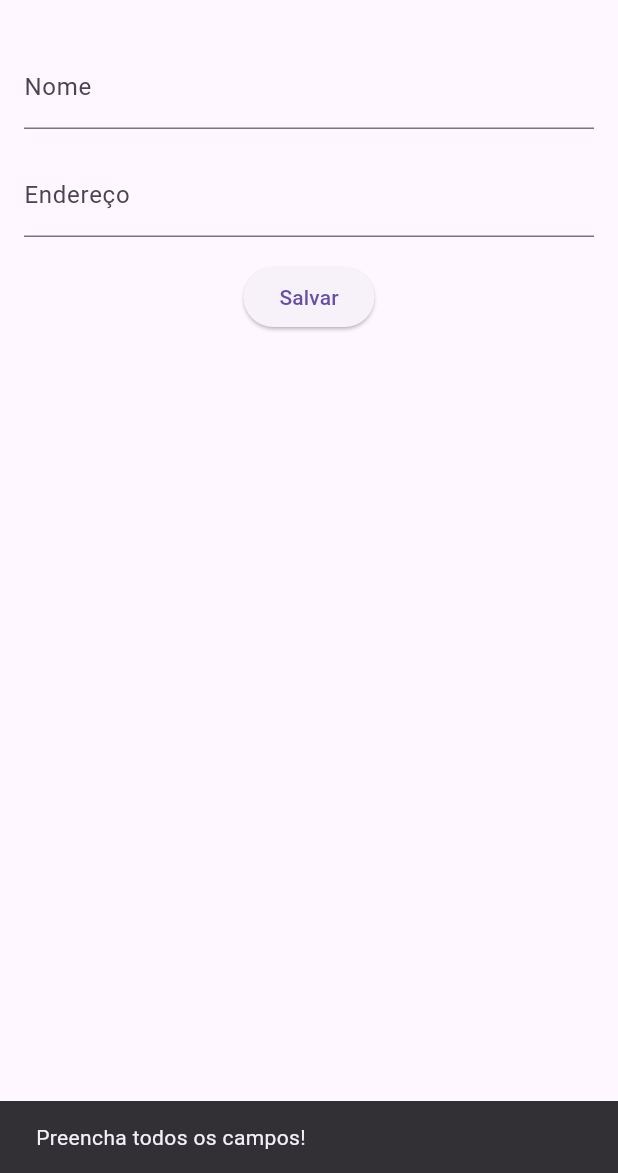
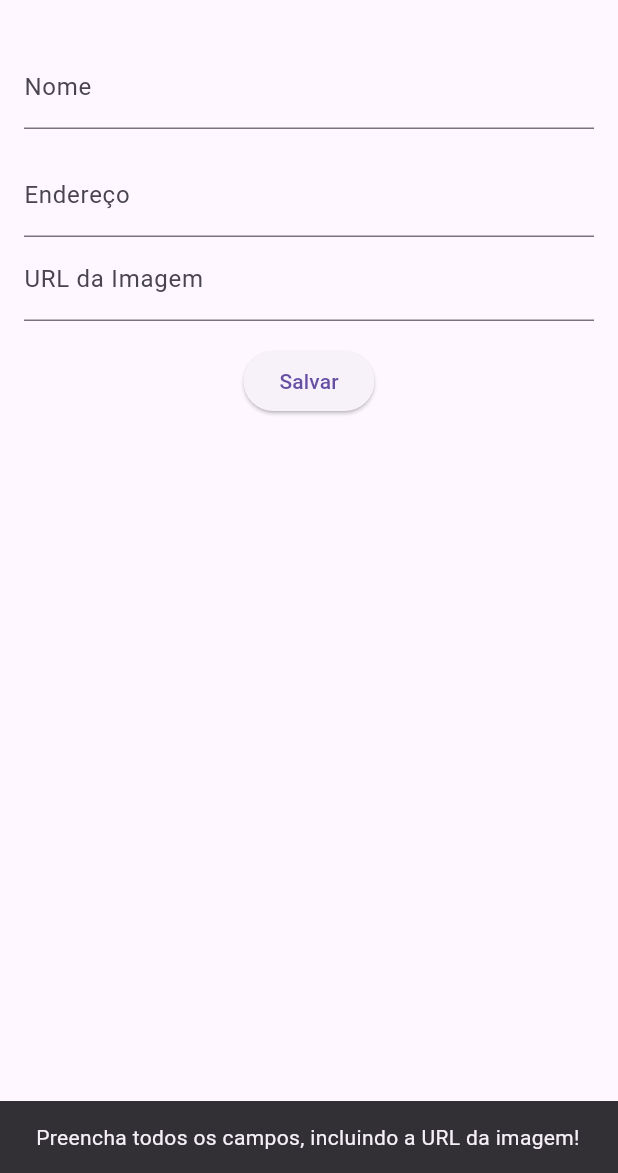
Before and after one commit to guilhermyrodrigues/avaliacafe, a Flutter app: the AddCafeScreen screen opened directly, after a tap on "Salvar", on a phone screen of 412 x 824 dp, the part 63-1236 px from its top. Run offline on Flutter 3.47's test engine with Material 3 defaults, Android fonts, the phone set to English and light mode, and no system bars; our stand-ins replace cloud_firestore, firebase_auth, firebase_core; accounts and stored records are empty.

Commit message:
Alterações no projeto para aceitar fotos

```diff
--- a/lib/models/cafe_model.dart
+++ b/lib/models/cafe_model.dart
@@ -2,13 +2,13 @@ class CafeModel {
   final String id;
   final String name;
   final String address;
-  final String? imageUrl; // Adicionado para armazenar a URL da imagem
+  final String imageUrl; // Adicionado para armazenar a URL da imagem
 
   CafeModel({
     required this.id,
     required this.name,
     required this.address,
-    this.imageUrl, // Campo opcional
+    required this.imageUrl // Campo opcional
   });
 
   // Converter dados do Firebase para CafeModel
--- a/lib/screens/add_cafe_screen.dart
+++ b/lib/screens/add_cafe_screen.dart
@@ -9,6 +9,7 @@ class AddCafeScreen extends StatelessWidget {
 
   final TextEditingController nameController = TextEditingController();
   final TextEditingController addressController = TextEditingController();
+  final TextEditingController imageController = TextEditingController();
 
   @override
   Widget build(BuildContext context) {
@@ -16,6 +17,7 @@ class AddCafeScreen extends StatelessWidget {
     if (cafe != null) {
       nameController.text = cafe!.name;
       addressController.text = cafe!.address;
+      imageController.text = cafe!.imageUrl;
     }
 
     return Scaffold(
@@ -35,15 +37,21 @@ class AddCafeScreen extends StatelessWidget {
               controller: addressController,
               decoration: const InputDecoration(labelText: 'Endereço'),
             ),
+            TextField(
+              controller: imageController,
+              decoration: const InputDecoration(labelText: 'URL da Imagem'),
+            ),
             const SizedBox(height: 16),
             ElevatedButton(
               onPressed: () async {
                 if (nameController.text.isEmpty ||
-                    addressController.text.isEmpty) {
+                    addressController.text.isEmpty ||
+                    imageController.text.isEmpty) {
                   // Validação básica
                   ScaffoldMessenger.of(context).showSnackBar(
                     const SnackBar(
-                      content: Text('Preencha todos os campos!'),
+                      content: Text(
+                          'Preencha todos os campos, incluindo a URL da imagem!'),
                     ),
                   );
                   return;
@@ -54,6 +62,7 @@ class AddCafeScreen extends StatelessWidget {
                   await FirestoreService.addCafe(
                     nameController.text,
                     addressController.text,
+                    imageController.text,
                   );
                   ScaffoldMessenger.of(context).showSnackBar(
                     const SnackBar(
@@ -66,6 +75,7 @@ class AddCafeScreen extends StatelessWidget {
                     cafe!.id,
                     nameController.text,
                     addressController.text,
+                    imageController.text,
                   );
                   ScaffoldMessenger.of(context).showSnackBar(
                     const SnackBar(
@@ -74,7 +84,6 @@ class AddCafeScreen extends StatelessWidget {
                   );
                 }
 
-                // Redireciona para a tela principal
                 Navigator.pop(context);
               },
               child: const Text('Salvar'),
```
Also changed, not shown: lib/screens/home_screen.dart (+34 -0 lines), lib/services/firestore_service.dart (+9 -13 lines), lib/widgets/cafe_card.dart (+35 -4 lines), 2 other files.
